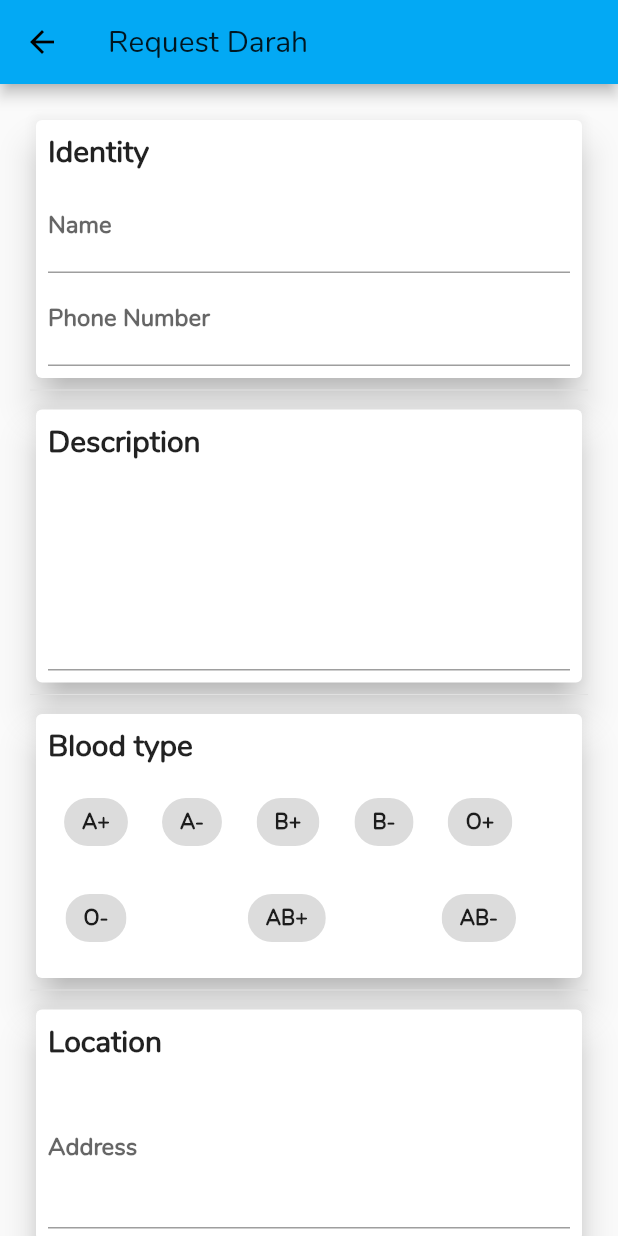
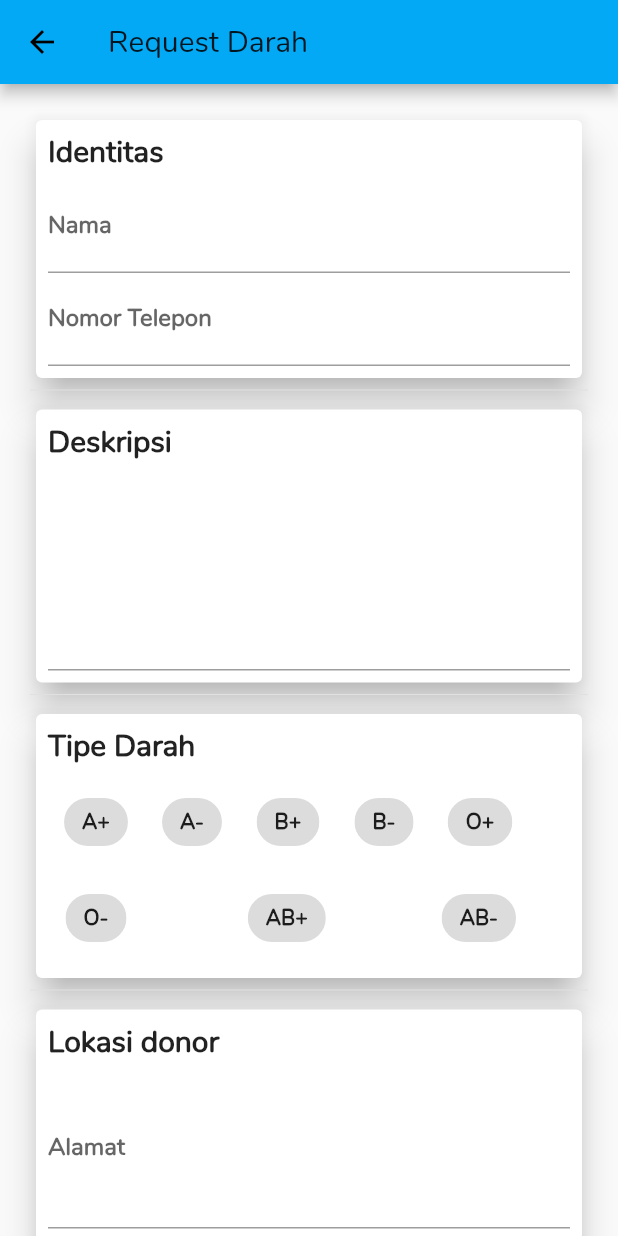
Before and after one commit to skeithnight/blood, a Flutter app: the RequestDarahScreen screen opened directly, on a phone screen of 412 x 824 dp. Run offline on Flutter 3.47's test engine with Material 2 defaults, Android fonts, the light colour scheme and no system bars; our stand-ins replace firebase_auth, firebase_database, firebase_messaging, flutter_map, geolocator, google_sign_in and 1 more; accounts and stored records are empty; network calls fail; statements that could not run were skipped.

Commit message:
change language

```diff
--- a/lib/data.dart
+++ b/lib/data.dart
@@ -1,6 +1,7 @@
+
 var apiKey = "{api-key}";
-var fcmServerKey ="{fcm-server-key";
-var cloudFunction = "{cloud-function}";
+var fcmServerKey = "{fcm-server-key}";
+var cloudFunction = "{http://cloud-function}";
 
 // String _value = "A+";
 List<String> listDarah = ["A+", "A-", "B+", "B-", "O+", "O-", "AB+", "AB-"];
--- a/lib/main.dart
+++ b/lib/main.dart
@@ -61,7 +61,7 @@ class _MyAppState extends State<MyApp> {
     _firebaseMessaging.subscribeToTopic("requestDarah");
 
     _firebaseMessaging.getToken().then((token) {
-      print(token);
+      print("Token"+token);
     });
 
     _firebaseMessaging.configure(
--- a/lib/screens/profile_screen.dart
+++ b/lib/screens/profile_screen.dart
@@ -150,7 +150,7 @@ class _ProfileScreenState extends State<ProfileScreen> {
         crossAxisAlignment: CrossAxisAlignment.start,
         children: <Widget>[
           Text(
-            "Blood type",
+            "Tipe Darah",
             style: TextStyle(
               fontSize: 20.0,
               fontWeight: FontWeight.w700,
@@ -188,7 +188,7 @@ class _ProfileScreenState extends State<ProfileScreen> {
         crossAxisAlignment: CrossAxisAlignment.start,
         children: <Widget>[
           Text(
-            "Identity",
+            "Profil",
             style: TextStyle(
               fontSize: 20.0,
               fontWeight: FontWeight.w700,
@@ -206,7 +206,7 @@ class _ProfileScreenState extends State<ProfileScreen> {
               labelStyle: TextStyle(
                 fontWeight: FontWeight.bold,
               ),
-              labelText: "Name",
+              labelText: "Nama",
             ),
           ),
           TextField(
@@ -215,7 +215,7 @@ class _ProfileScreenState extends State<ProfileScreen> {
               labelStyle: TextStyle(
                 fontWeight: FontWeight.bold,
               ),
-              labelText: "Address",
+              labelText: "Alamat",
             ),
             onChanged: (out) => userModel.address = out,
             keyboardType: TextInputType.multiline,
@@ -306,10 +306,10 @@ class _ProfileScreenState extends State<ProfileScreen> {
           .child(userModel.uid)
           .set(userModel.toJson())
           .then((value) {
-        tampilDialog("Success", "Success Input Data");
+        tampilDialog("Success", "Sukses menyimpan data");
       }).catchError((onError) => tampilDialog("Alert", onError));
     } else {
-      tampilDialog("Alert", "Sorry data is incomplete");
+      tampilDialog("Alert", "Silahkan lengkapi data!");
     }
   }
 
@@ -321,10 +321,10 @@ class _ProfileScreenState extends State<ProfileScreen> {
           .child(userModel.uid)
           .set(userModel.toJson())
           .then((value) {
-        tampilDialog("Success", "Success Input Data");
+        tampilDialog("Success", "Sukses menyimpan data");
       }).catchError((onError) => tampilDialog("Alert", onError));
     } else {
-      tampilDialog("Alert", "Sorry data is incomplete");
+      tampilDialog("Alert", "Silahkan lengkapi data!");
     }
   }
 
--- a/lib/screens/request_darah_detail.dart
+++ b/lib/screens/request_darah_detail.dart
@@ -88,7 +88,7 @@ class _RequestDarahDetailScreenState extends State<RequestDarahDetailScreen> {
               crossAxisAlignment: CrossAxisAlignment.start,
               children: <Widget>[
                 Text(
-                  "Identity",
+                  "Identitas",
                   style: TextStyle(
                     fontSize: 20.0,
                     fontWeight: FontWeight.w700,
@@ -98,12 +98,12 @@ class _RequestDarahDetailScreenState extends State<RequestDarahDetailScreen> {
                   height: 5.0,
                 ),
                 Text(
-                  "Name",
+                  "Nama",
                   style: TextStyle(fontWeight: FontWeight.bold),
                 ),
                 Text(widget.requestDarahModel.nama),
                 Text(
-                  "Address",
+                  "Alamat",
                   style: TextStyle(fontWeight: FontWeight.bold),
                 ),
                 Text(widget.requestDarahModel.address),
@@ -156,7 +156,7 @@ class _RequestDarahDetailScreenState extends State<RequestDarahDetailScreen> {
               crossAxisAlignment: CrossAxisAlignment.start,
               children: <Widget>[
                 Text(
-                  "Description",
+                  "Deskripsi",
                   style: TextStyle(
                     fontSize: 20.0,
                     fontWeight: FontWeight.w700,
@@ -179,7 +179,7 @@ class _RequestDarahDetailScreenState extends State<RequestDarahDetailScreen> {
               crossAxisAlignment: CrossAxisAlignment.start,
               children: <Widget>[
                 Text(
-                  "Blood type",
+                  "Tipe Darah",
                   style: TextStyle(
                     fontSize: 20.0,
                     fontWeight: FontWeight.w700,
@@ -247,7 +247,7 @@ class _RequestDarahDetailScreenState extends State<RequestDarahDetailScreen> {
               crossAxisAlignment: CrossAxisAlignment.start,
               children: <Widget>[
                 Text(
-                  "List Responden",
+                  "Daftar Responden",
                   style: TextStyle(
                     fontSize: 20.0,
                     fontWeight: FontWeight.w700,
@@ -313,7 +313,7 @@ class _RequestDarahDetailScreenState extends State<RequestDarahDetailScreen> {
               onPressed: () {
                 Navigator.of(context).pop();
                 tampilDialogInformation("Information",
-                    "You need to rest your condition until 8 week");
+                    "Anda butuh mengistirahatkan kondisi anda sampai 8 minggu ke depan");
               },
             ),
             new FlatButton(
--- a/lib/screens/request_darah_screen.dart
+++ b/lib/screens/request_darah_screen.dart
@@ -78,7 +78,7 @@ class _RequestDarahScreenState extends State<RequestDarahScreen> {
               crossAxisAlignment: CrossAxisAlignment.start,
               children: <Widget>[
                 Text(
-                  "Identity",
+                  "Identitas",
                   style: TextStyle(
                     fontSize: 20.0,
                     fontWeight: FontWeight.w700,
@@ -95,7 +95,7 @@ class _RequestDarahScreenState extends State<RequestDarahScreen> {
                     labelStyle: TextStyle(
                       fontWeight: FontWeight.bold,
                     ),
-                    labelText: "Name",
+                    labelText: "Nama",
                   ),
                 ),
                 TextField(
@@ -106,7 +106,7 @@ class _RequestDarahScreenState extends State<RequestDarahScreen> {
                     labelStyle: TextStyle(
                       fontWeight: FontWeight.bold,
                     ),
-                    labelText: "Phone Number",
+                    labelText: "Nomor Telepon",
                   ),
                 ),
               ],
@@ -122,7 +122,7 @@ class _RequestDarahScreenState extends State<RequestDarahScreen> {
               crossAxisAlignment: CrossAxisAlignment.start,
               children: <Widget>[
                 Text(
-                  "Description",
+                  "Deskripsi",
                   style: TextStyle(
                     fontSize: 20.0,
                     fontWeight: FontWeight.w700,
@@ -149,7 +149,7 @@ class _RequestDarahScreenState extends State<RequestDarahScreen> {
               crossAxisAlignment: CrossAxisAlignment.start,
               children: <Widget>[
                 Text(
-                  "Blood type",
+                  "Tipe Darah",
                   style: TextStyle(
                     fontSize: 20.0,
                     fontWeight: FontWeight.w700,
@@ -201,7 +201,7 @@ class _RequestDarahScreenState extends State<RequestDarahScreen> {
               crossAxisAlignment: CrossAxisAlignment.start,
               children: <Widget>[
                 Text(
-                  "Location",
+                  "Lokasi donor",
                   style: TextStyle(
                     fontSize: 20.0,
                     fontWeight: FontWeight.w700,
@@ -215,7 +215,7 @@ class _RequestDarahScreenState extends State<RequestDarahScreen> {
                     labelStyle: TextStyle(
                       fontWeight: FontWeight.bold,
                     ),
-                    labelText: "Address",
+                    labelText: "Alamat",
                   ),
                   onChanged: (out) => requestDarahModel.address = out,
                   keyboardType: TextInputType.multiline,
@@ -259,7 +259,7 @@ class _RequestDarahScreenState extends State<RequestDarahScreen> {
         child: isLoadinginput == true
             ? Center(child: CircularProgressIndicator())
             : RaisedButton(
-                child: Text("Request"),
+                child: Text("Kirim Permintaan"),
                 color: Colors.blue,
                 textColor: Colors.white,
                 elevation: 7.0,
@@ -307,7 +307,7 @@ class _RequestDarahScreenState extends State<RequestDarahScreen> {
     String goldar = requestDarahModel.tipeDarah.toUpperCase();
 
     var url = data.cloudFunction +
-        "sendnotif?title=Donorkan darah anda&body=$body&lat=$latitude&lon=$longitude&radius=10&idRequest=$idRequest&golonganDarah=$goldar";
+        "/sendnotif?title=Donorkan darah anda&body=$body&lat=$latitude&lon=$longitude&radius=10&idRequest=$idRequest&golonganDarah=$goldar";
         // print(url);
     http.get(url).then((value) {
       _showDialog();
@@ -347,7 +347,7 @@ class _RequestDarahScreenState extends State<RequestDarahScreen> {
         return AlertDialog(
           title: new Text("Success"),
           content: new Text(
-              "Your request has been broadcast to all member, please wait and hope.."),
+              "Permintaa anda sudah di sebarkan kepada member kami, silahkan menunggu dan berharap ...."),
           actions: <Widget>[
             // usually buttons at the bottom of the dialog
             new FlatButton(
```
